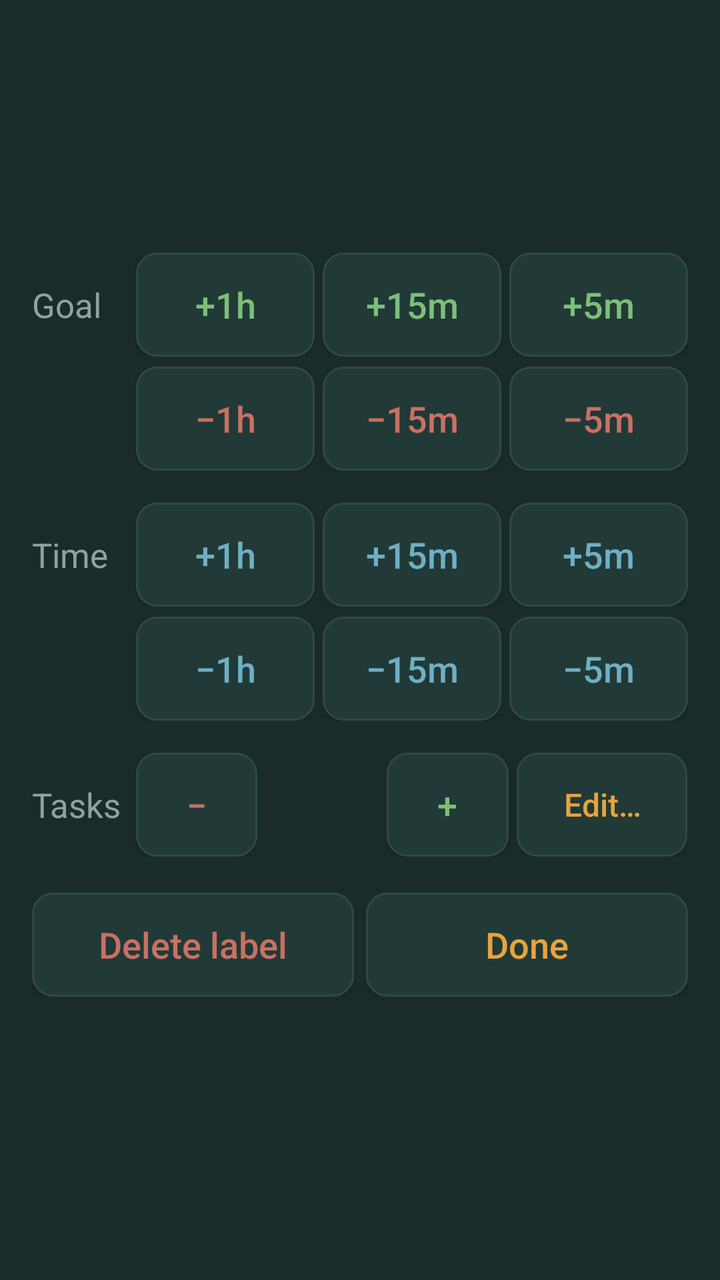
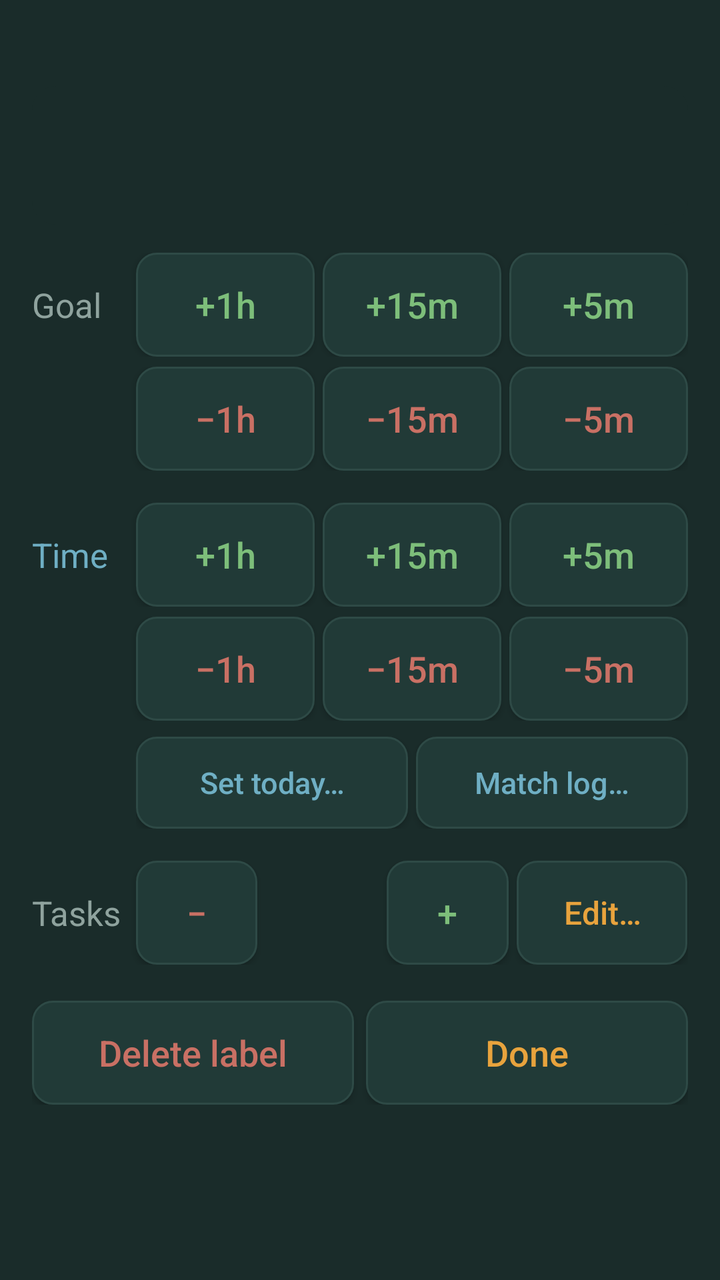

Two renders of the same Android screen: before a commit and after it. Below are the layout's source before the change and the commit's diff.
<!-- AndroidManifest.xml: application theme Theme.FocusLedger -->
<!-- res/layout/dialog_label_edit.xml -->
<?xml version="1.0" encoding="utf-8"?>
<LinearLayout xmlns:android="http://schemas.android.com/apk/res/android"
    android:layout_width="match_parent"
    android:layout_height="wrap_content"
    android:orientation="vertical"
    android:background="#1A2C2A"
    android:padding="16dp">

    <TextView
        android:id="@+id/editHeading"
        android:layout_width="match_parent"
        android:layout_height="wrap_content"
        android:textColor="#8FA39E"
        android:textSize="14sp"
        android:layout_marginBottom="8dp" />

    
    <LinearLayout
        android:layout_width="match_parent"
        android:layout_height="wrap_content"
        android:orientation="horizontal"
        android:gravity="center_vertical"
        android:padding="12dp"
        android:background="@drawable/bg_row_track">

        <TextView
            android:id="@+id/editName"
            android:layout_width="0dp"
            android:layout_weight="1"
            android:layout_height="wrap_content"
            android:textColor="#E8A33D"
            android:textSize="18sp"
            android:textStyle="bold"
            android:maxLines="2"
            android:ellipsize="end"
            android:layout_marginEnd="10dp" />

        <LinearLayout
            android:layout_width="wrap_content"
            android:layout_height="wrap_content"
            android:orientation="vertical">

            <TextView
                android:id="@+id/editGoal"
                android:layout_width="wrap_content"
                android:layout_height="wrap_content"
                android:textColor="#E8A33D"
                android:fontFamily="monospace"
                android:textSize="16sp" />

            <TextView
                android:id="@+id/editToday"
                android:layout_width="wrap_content"
                android:layout_height="wrap_content"
                android:layout_marginTop="2dp"
                android:textColor="#A9BDB8"
                android:fontFamily="monospace"
                android:textSize="16sp" />
        </LinearLayout>
    </LinearLayout>

    
    <LinearLayout
        android:layout_width="match_parent" android:layout_height="wrap_content"
        android:orientation="horizontal" android:gravity="center_vertical"
        android:layout_marginTop="14dp">
        <TextView
            android:layout_width="52dp" android:layout_height="wrap_content"
            android:text="Goal" android:textColor="#8FA39E" android:textSize="17sp" />
        <Button android:id="@+id/eGp60" android:layout_width="0dp" android:layout_weight="1"
            android:layout_height="52dp" android:layout_marginEnd="4dp" android:text="+1h"
            android:textAllCaps="false" android:textColor="#7DBE7A" android:textSize="18sp"
            android:padding="0dp" android:background="@drawable/bg_button_small" />
        <Button android:id="@+id/eGp15" android:layout_width="0dp" android:layout_weight="1"
            android:layout_height="52dp" android:layout_marginEnd="4dp" android:text="+15m"
            android:textAllCaps="false" android:textColor="#7DBE7A" android:textSize="18sp"
            android:padding="0dp" android:background="@drawable/bg_button_small" />
        <Button android:id="@+id/eGp5" android:layout_width="0dp" android:layout_weight="1"
            android:layout_height="52dp" android:text="+5m"
            android:textAllCaps="false" android:textColor="#7DBE7A" android:textSize="18sp"
            android:padding="0dp" android:background="@drawable/bg_button_small" />
    </LinearLayout>
    <LinearLayout
        android:layout_width="match_parent" android:layout_height="wrap_content"
        android:orientation="horizontal" android:gravity="center_vertical"
        android:layout_marginTop="5dp">
        <TextView
            android:layout_width="52dp" android:layout_height="wrap_content"
            android:text="" android:textColor="#8FA39E" android:textSize="17sp" />
        <Button android:id="@+id/eGm60" android:layout_width="0dp" android:layout_weight="1"
            android:layout_height="52dp" android:layout_marginEnd="4dp" android:text="\u22121h"
            android:textAllCaps="false" android:textColor="#C97064" android:textSize="18sp"
            android:padding="0dp" android:background="@drawable/bg_button_small" />
        <Button android:id="@+id/eGm15" android:layout_width="0dp" android:layout_weight="1"
            android:layout_height="52dp" android:layout_marginEnd="4dp" android:text="\u221215m"
            android:textAllCaps="false" android:textColor="#C97064" android:textSize="18sp"
            android:padding="0dp" android:background="@drawable/bg_button_small" />
        <Button android:id="@+id/eGm5" android:layout_width="0dp" android:layout_weight="1"
            android:layout_height="52dp" android:text="\u22125m"
            android:textAllCaps="false" android:textColor="#C97064" android:textSize="18sp"
            android:padding="0dp" android:background="@drawable/bg_button_small" />
    </LinearLayout>

    <LinearLayout
        android:layout_width="match_parent" android:layout_height="wrap_content"
        android:orientation="horizontal" android:gravity="center_vertical"
        android:layout_marginTop="16dp">
        <TextView
            android:layout_width="52dp" android:layout_height="wrap_content"
            android:text="Time" android:textColor="#8FA39E" android:textSize="17sp" />
        <Button android:id="@+id/eTp60" android:layout_width="0dp" android:layout_weight="1"
            android:layout_height="52dp" android:layout_marginEnd="4dp" android:text="+1h"
            android:textAllCaps="false" android:textColor="#6FAFC4" android:textSize="18sp"
            android:padding="0dp" android:background="@drawable/bg_button_small" />
        <Button android:id="@+id/eTp15" android:layout_width="0dp" android:layout_weight="1"
            android:layout_height="52dp" android:layout_marginEnd="4dp" android:text="+15m"
            android:textAllCaps="false" android:textColor="#6FAFC4" android:textSize="18sp"
            android:padding="0dp" android:background="@drawable/bg_button_small" />
        <Button android:id="@+id/eTp5" android:layout_width="0dp" android:layout_weight="1"
            android:layout_height="52dp" android:text="+5m"
            android:textAllCaps="false" android:textColor="#6FAFC4" android:textSize="18sp"
            android:padding="0dp" android:background="@drawable/bg_button_small" />
    </LinearLayout>
    <LinearLayout
        android:layout_width="match_parent" android:layout_height="wrap_content"
        android:orientation="horizontal" android:gravity="center_vertical"
        android:layout_marginTop="5dp">
        <TextView
            android:layout_width="52dp" android:layout_height="wrap_content"
            android:text="" android:textColor="#8FA39E" android:textSize="17sp" />
        <Button android:id="@+id/eTm60" android:layout_width="0dp" android:layout_weight="1"
            android:layout_height="52dp" android:layout_marginEnd="4dp" android:text="\u22121h"
            android:textAllCaps="false" android:textColor="#6FAFC4" android:textSize="18sp"
            android:padding="0dp" android:background="@drawable/bg_button_small" />
        <Button android:id="@+id/eTm15" android:layout_width="0dp" android:layout_weight="1"
            android:layout_height="52dp" android:layout_marginEnd="4dp" android:text="\u221215m"
            android:textAllCaps="false" android:textColor="#6FAFC4" android:textSize="18sp"
            android:padding="0dp" android:background="@drawable/bg_button_small" />
        <Button android:id="@+id/eTm5" android:layout_width="0dp" android:layout_weight="1"
            android:layout_height="52dp" android:text="\u22125m"
            android:textAllCaps="false" android:textColor="#6FAFC4" android:textSize="18sp"
            android:padding="0dp" android:background="@drawable/bg_button_small" />
    </LinearLayout>

    
    <LinearLayout
        android:layout_width="match_parent" android:layout_height="wrap_content"
        android:orientation="horizontal" android:gravity="center_vertical"
        android:layout_marginTop="16dp">
        <TextView
            android:layout_width="52dp" android:layout_height="wrap_content"
            android:text="Tasks" android:textColor="#8FA39E" android:textSize="17sp" />
        <Button android:id="@+id/eTaskMinus" android:layout_width="0dp"
            android:layout_weight="1" android:layout_height="52dp"
            android:layout_marginEnd="4dp" android:text="\u2212"
            android:textAllCaps="false" android:textColor="#C97064" android:textSize="18sp"
            android:padding="0dp" android:background="@drawable/bg_button_small" />
        <TextView
            android:id="@+id/eTaskCount"
            android:layout_width="0dp" android:layout_weight="1"
            android:layout_height="wrap_content"
            android:gravity="center"
            android:textColor="#F1EDE3" android:fontFamily="monospace"
            android:textSize="20sp" />
        <Button android:id="@+id/eTaskPlus" android:layout_width="0dp"
            android:layout_weight="1" android:layout_height="52dp"
            android:layout_marginEnd="4dp" android:text="+"
            android:textAllCaps="false" android:textColor="#7DBE7A" android:textSize="18sp"
            android:padding="0dp" android:background="@drawable/bg_button_small" />
        <Button android:id="@+id/eTaskEdit" android:layout_width="0dp"
            android:layout_weight="1.4" android:layout_height="52dp"
            android:text="Edit\u2026"
            android:textAllCaps="false" android:textColor="#E8A33D" android:textSize="16sp"
            android:padding="0dp" android:background="@drawable/bg_button_small" />
    </LinearLayout>

    
    <LinearLayout
        android:layout_width="match_parent" android:layout_height="wrap_content"
        android:orientation="horizontal"
        android:layout_marginTop="18dp">
        <Button
            android:id="@+id/eDelete"
            android:layout_width="0dp"
            android:layout_weight="1"
            android:layout_height="52dp"
            android:layout_marginEnd="6dp"
            android:text="Delete label"
            android:textAllCaps="false"
            android:textColor="#C97064"
            android:textSize="18sp"
            android:padding="0dp"
            android:background="@drawable/bg_button_small" />
        <Button
            android:id="@+id/eDone"
            android:layout_width="0dp"
            android:layout_weight="1"
            android:layout_height="52dp"
            android:text="Done"
            android:textAllCaps="false"
            android:textColor="#E8A33D"
            android:textSize="18sp"
            android:padding="0dp"
            android:background="@drawable/bg_button_small" />
    </LinearLayout>

</LinearLayout>
<!-- resources referenced by this layout -->
<resources>
  <!-- drawable bg_button_small (drawable) -->
  <?xml version="1.0" encoding="utf-8"?>
  <shape xmlns:android="http://schemas.android.com/apk/res/android" android:shape="rectangle">
      <solid android:color="#213A37" />
      <corners android:radius="10dp" />
      <stroke android:width="1dp" android:color="#2E4A46" />
  </shape>
  <!-- drawable bg_row_track (drawable) -->
  <?xml version="1.0" encoding="utf-8"?>
  <shape xmlns:android="http://schemas.android.com/apk/res/android" android:shape="rectangle">
      <solid android:color="#1A2C2A" />
      <corners android:radius="12dp" />
  </shape>
  <style name="Theme.FocusLedger" parent="Theme.AppCompat.DayNight.NoActionBar">
          <item name="colorPrimary">#E8A33D</item>
          <item name="colorPrimaryDark">#12201F</item>
          <item name="colorAccent">#6FAFC4</item>
          <item name="android:windowBackground">#12201F</item>
      </style>
</resources>

<!-- the commit's change to res/layout/dialog_label_edit.xml (unified diff, before → after) -->
@@ -107,18 +107,18 @@
         android:layout_marginTop="16dp">
         <TextView
             android:layout_width="52dp" android:layout_height="wrap_content"
-            android:text="Time" android:textColor="#8FA39E" android:textSize="17sp" />
+            android:text="Time" android:textColor="#6FAFC4" android:textSize="17sp" />
         <Button android:id="@+id/eTp60" android:layout_width="0dp" android:layout_weight="1"
             android:layout_height="52dp" android:layout_marginEnd="4dp" android:text="+1h"
-            android:textAllCaps="false" android:textColor="#6FAFC4" android:textSize="18sp"
+            android:textAllCaps="false" android:textColor="#7DBE7A" android:textSize="18sp"
             android:padding="0dp" android:background="@drawable/bg_button_small" />
         <Button android:id="@+id/eTp15" android:layout_width="0dp" android:layout_weight="1"
             android:layout_height="52dp" android:layout_marginEnd="4dp" android:text="+15m"
-            android:textAllCaps="false" android:textColor="#6FAFC4" android:textSize="18sp"
+            android:textAllCaps="false" android:textColor="#7DBE7A" android:textSize="18sp"
             android:padding="0dp" android:background="@drawable/bg_button_small" />
         <Button android:id="@+id/eTp5" android:layout_width="0dp" android:layout_weight="1"
             android:layout_height="52dp" android:text="+5m"
-            android:textAllCaps="false" android:textColor="#6FAFC4" android:textSize="18sp"
+            android:textAllCaps="false" android:textColor="#7DBE7A" android:textSize="18sp"
             android:padding="0dp" android:background="@drawable/bg_button_small" />
     </LinearLayout>
     <LinearLayout
@@ -130,15 +130,32 @@
             android:text="" android:textColor="#8FA39E" android:textSize="17sp" />
         <Button android:id="@+id/eTm60" android:layout_width="0dp" android:layout_weight="1"
             android:layout_height="52dp" android:layout_marginEnd="4dp" android:text="\u22121h"
-            android:textAllCaps="false" android:textColor="#6FAFC4" android:textSize="18sp"
+            android:textAllCaps="false" android:textColor="#C97064" android:textSize="18sp"
             android:padding="0dp" android:background="@drawable/bg_button_small" />
         <Button android:id="@+id/eTm15" android:layout_width="0dp" android:layout_weight="1"
             android:layout_height="52dp" android:layout_marginEnd="4dp" android:text="\u221215m"
-            android:textAllCaps="false" android:textColor="#6FAFC4" android:textSize="18sp"
+            android:textAllCaps="false" android:textColor="#C97064" android:textSize="18sp"
             android:padding="0dp" android:background="@drawable/bg_button_small" />
         <Button android:id="@+id/eTm5" android:layout_width="0dp" android:layout_weight="1"
             android:layout_height="52dp" android:text="\u22125m"
-            android:textAllCaps="false" android:textColor="#6FAFC4" android:textSize="18sp"
+            android:textAllCaps="false" android:textColor="#C97064" android:textSize="18sp"
+            android:padding="0dp" android:background="@drawable/bg_button_small" />
+    </LinearLayout>
+
+    
+    <LinearLayout
+        android:layout_width="match_parent" android:layout_height="wrap_content"
+        android:orientation="horizontal" android:layout_marginTop="8dp"
+        android:paddingStart="52dp">
+        <Button android:id="@+id/eSetToday" android:layout_width="0dp" android:layout_weight="1"
+            android:layout_height="46dp" android:layout_marginEnd="4dp"
+            android:text="Set today\u2026" android:textAllCaps="false"
+            android:textColor="#6FAFC4" android:textSize="15sp"
+            android:padding="0dp" android:background="@drawable/bg_button_small" />
+        <Button android:id="@+id/eMatchLog" android:layout_width="0dp" android:layout_weight="1"
+            android:layout_height="46dp"
+            android:text="Match log\u2026" android:textAllCaps="false"
+            android:textColor="#6FAFC4" android:textSize="15sp"
             android:padding="0dp" android:background="@drawable/bg_button_small" />
     </LinearLayout>
 
